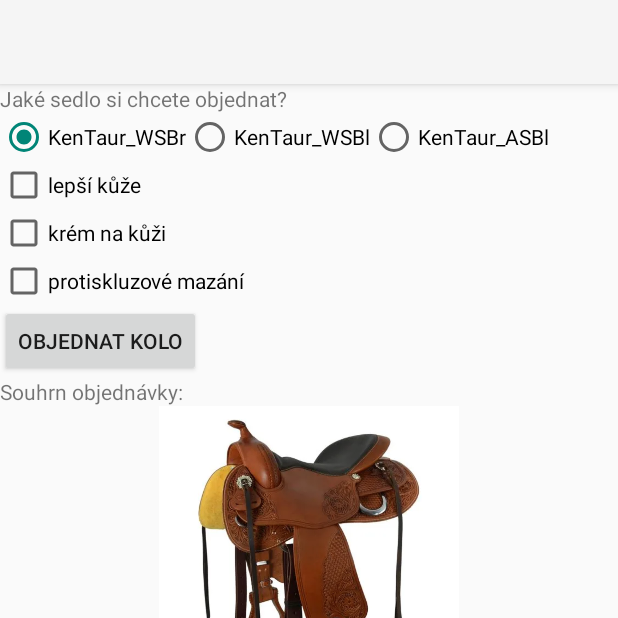
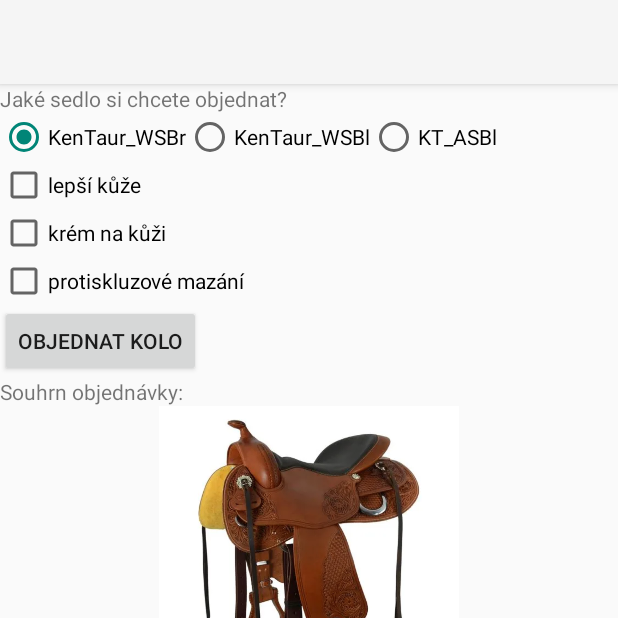
Before and after one commit to Reo529/github-lv-pma-2024, an Android app: the screen it shows after launch (MainActivity), on a phone screen of 412 x 824 dp, the top half of it. Run offline under Robolectric (Android 15) with nearby library versions, the phone set to English and light mode, and no system bars.

Commit message:
#spravená tlačítka

```diff
--- a/MyApp003Objednavka/app/src/main/res/layout/activity_main.xml
+++ b/MyApp003Objednavka/app/src/main/res/layout/activity_main.xml
@@ -39,7 +39,7 @@
             android:id="@+id/rbSedlo3"
             android:layout_width="wrap_content"
             android:layout_height="wrap_content"
-            android:text="KenTaur_ASBl"
+            android:text="KT_ASBl"
            />
 
     </RadioGroup>
```
